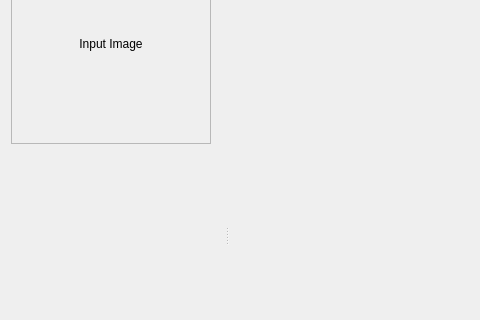
This is mainwindow.ui in azer89/ConformalDecorativeStrokes as Qt 5 draws it before an edit; both pictures show x 0 to 480 and y 122 to 442 of the 1244 by 700 pixel window. The edited form follows.
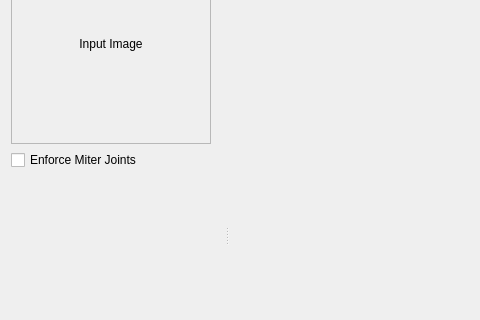
This is the edited form. Custom widgets are drawn as their Qt base class.

What changed in the file:
```diff
--- a/mainwindow.ui
+++ b/mainwindow.ui
@@ -54,7 +54,7 @@
    <property name="minimumSize">
     <size>
      <width>224</width>
-     <height>243</height>
+     <height>271</height>
     </size>
    </property>
    <attribute name="dockWidgetArea">
@@ -87,6 +87,13 @@
        </property>
       </widget>
      </item>
+     <item row="1" column="0">
+      <widget class="QCheckBox" name="miterCheckBox">
+       <property name="text">
+        <string>Enforce Miter Joints</string>
+       </property>
+      </widget>
+     </item>
     </layout>
    </widget>
   </widget>
```
